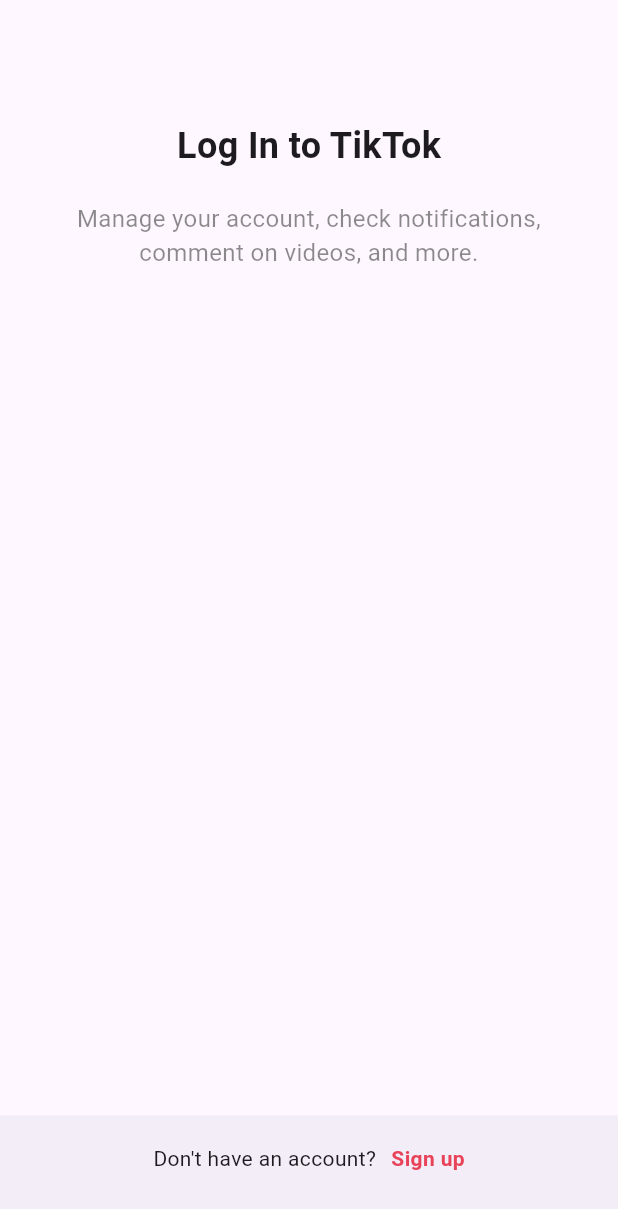
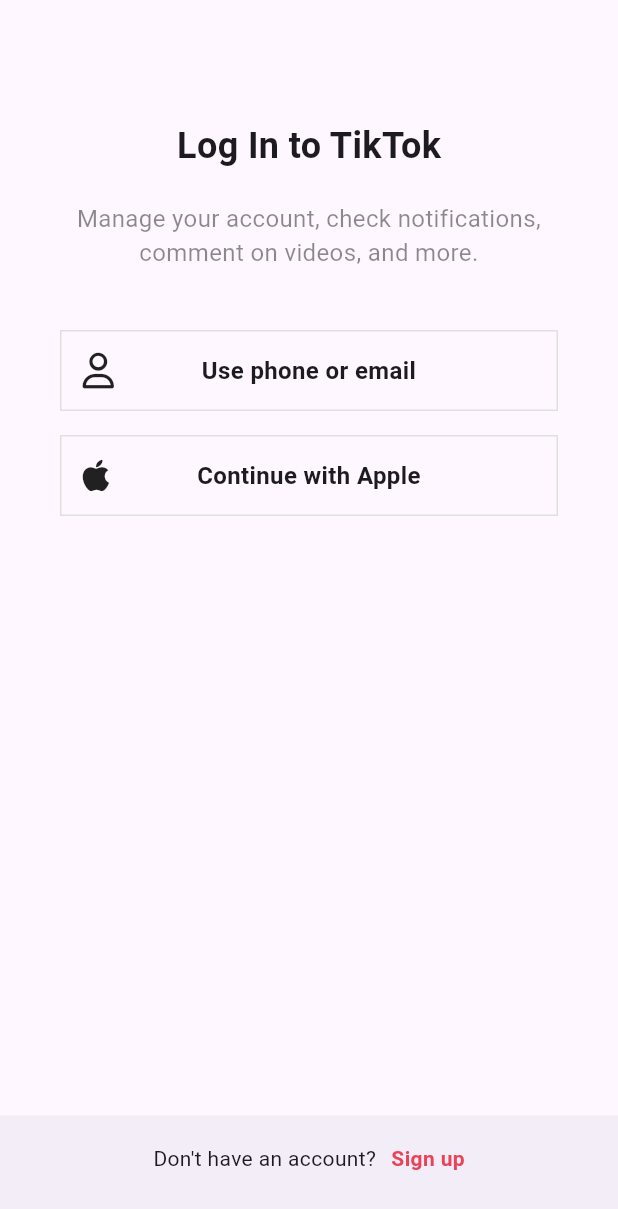
Before and after one commit to yeonvv/tiktok_clone, a Flutter app: the screen it shows after launch, after a tap on "Log in", on a phone screen of 412 x 824 dp. Shown: the top 1209 px of the screen. Run offline on Flutter 3.47's test engine with Material 3 defaults, Android fonts, the phone set to English and light mode, and no system bars; our stand-ins replace font_awesome_flutter.

Commit message:
2.2 AuthButton

```diff
--- a/lib/authentication/login_screen.dart
+++ b/lib/authentication/login_screen.dart
@@ -1,4 +1,6 @@
 import 'package:flutter/material.dart';
+import 'package:font_awesome_flutter/font_awesome_flutter.dart';
+import 'package:tiktok_clone/authentication/widgets/auth_button.dart';
 import 'package:tiktok_clone/constants/gaps.dart';
 import 'package:tiktok_clone/constants/sizes.dart';
 
@@ -33,7 +35,17 @@ class LoginScreen extends StatelessWidget {
                   color: Colors.black45,
                 ),
                 textAlign: TextAlign.center,
-              )
+              ),
+              Gaps.v40,
+              AuthButton(
+                icon: FaIcon(FontAwesomeIcons.user),
+                text: "Use phone or email",
+              ),
+              Gaps.v16,
+              AuthButton(
+                icon: FaIcon(FontAwesomeIcons.apple),
+                text: "Continue with Apple",
+              ),
             ],
           ),
         ),
--- a/lib/authentication/sign_up_screen.dart
+++ b/lib/authentication/sign_up_screen.dart
@@ -1,4 +1,5 @@
 import 'package:flutter/material.dart';
+import 'package:font_awesome_flutter/font_awesome_flutter.dart';
 import 'package:tiktok_clone/authentication/login_screen.dart';
 import 'package:tiktok_clone/authentication/widgets/auth_button.dart';
 import 'package:tiktok_clone/constants/gaps.dart';
@@ -39,8 +40,15 @@ class SignUpScreen extends StatelessWidget {
                 textAlign: TextAlign.center,
               ),
               Gaps.v40,
-              AuthButton(text: "Use phone or email"),
-              AuthButton(text: "Continue with Apple"),
+              AuthButton(
+                icon: FaIcon(FontAwesomeIcons.user),
+                text: "Use phone or email",
+              ),
+              Gaps.v16,
+              AuthButton(
+                icon: FaIcon(FontAwesomeIcons.apple),
+                text: "Continue with Apple",
+              ),
             ],
           ),
         ),
--- a/lib/authentication/widgets/auth_button.dart
+++ b/lib/authentication/widgets/auth_button.dart
@@ -1,11 +1,14 @@
 import 'package:flutter/material.dart';
+import 'package:font_awesome_flutter/font_awesome_flutter.dart';
 import 'package:tiktok_clone/constants/sizes.dart';
 
 class AuthButton extends StatelessWidget {
   final String text;
+  final FaIcon icon;
   const AuthButton({
     super.key,
     required this.text,
+    required this.icon,
   });
 
   @override
@@ -13,14 +16,21 @@ class AuthButton extends StatelessWidget {
     return FractionallySizedBox(
       widthFactor: 1,
       child: Container(
-        padding: const EdgeInsets.symmetric(vertical: Sizes.size10),
+        padding: const EdgeInsets.all(Sizes.size14),
         decoration: BoxDecoration(
           border: Border.all(
             color: Colors.grey.shade300,
             width: 1,
           ),
         ),
-        child: Text(
+        child: Stack(
+          alignment: Alignment.center,
+          children: [
+            Align(
+              alignment: Alignment.centerLeft,
+              child: icon,
+            ),
+            Text(
               text,
               textAlign: TextAlign.center,
               style: const TextStyle(
@@ -28,6 +38,8 @@ class AuthButton extends StatelessWidget {
                 fontWeight: FontWeight.w600,
               ),
             ),
+          ],
+        ),
       ),
     );
   }
```
Also changed, not shown: pubspec.yaml (+47 -48 lines), pubspec.lock. Lines whose indentation alone changed are shown as unchanged.
